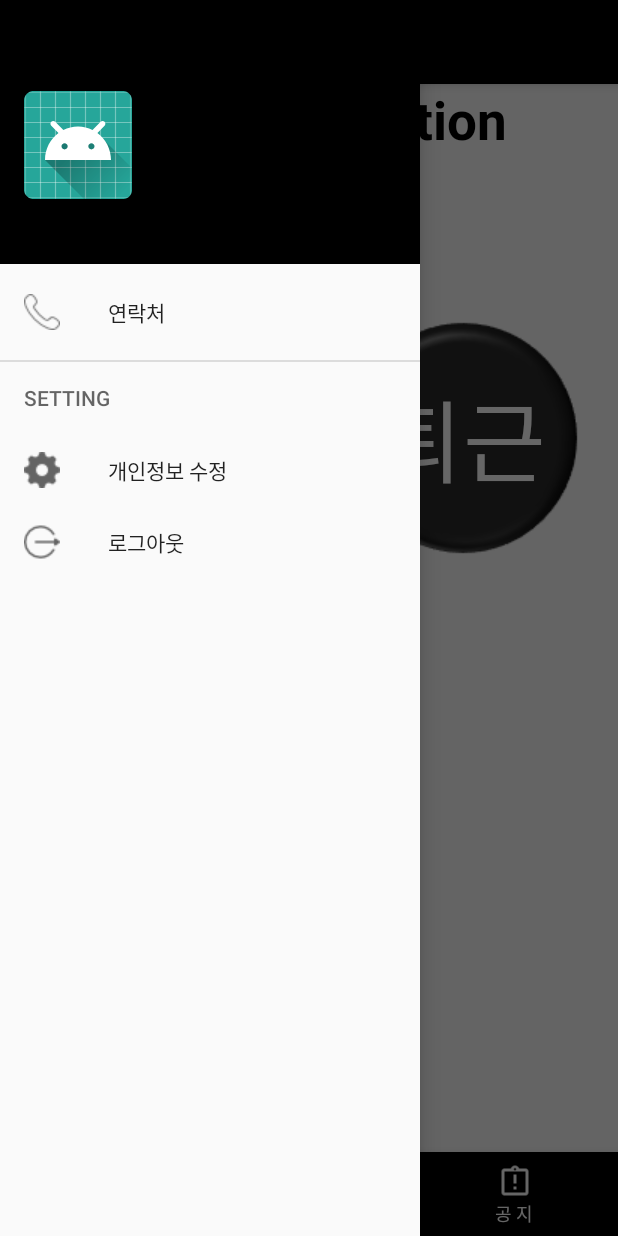
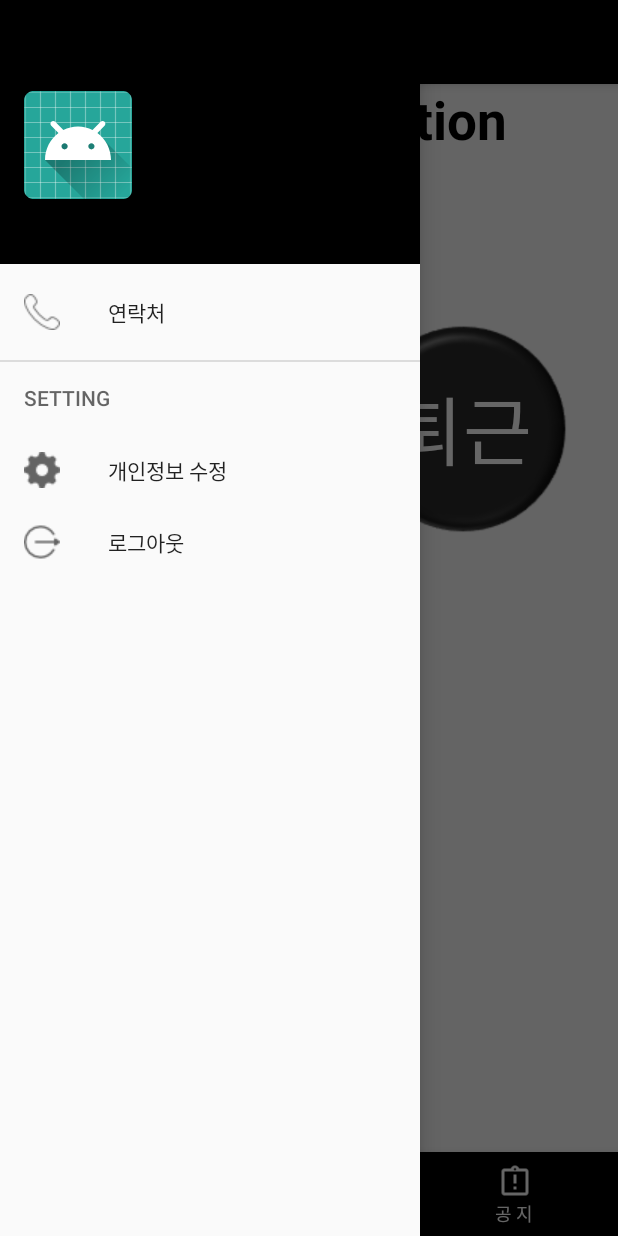
Before and after one commit to hongjoonki/mobile, an Android app: the MyFragment1 screen opened directly, with no data from a screen before it, with the side drawer open, on a phone screen of 412 x 824 dp. Run offline under Robolectric (Android 15) with nearby library versions, the phone set to English and light mode, and no system bars; our stand-ins replace Firebase (no records; nobody signed in at launch, a user with empty details on screens opened directly), Volley; network calls fail.

Commit message:
no message

```diff
--- a/app/src/main/java/com/example/hong/alchul/decorators/EventDecorator.java
+++ b/app/src/main/java/com/example/hong/alchul/decorators/EventDecorator.java
@@ -18,12 +18,11 @@ import java.util.HashSet;
  */
 public class EventDecorator implements DayViewDecorator {
 
-    private final Drawable drawable;
+    //
     private int color;
     private HashSet<CalendarDay> dates;
 
     public EventDecorator(int color, Collection<CalendarDay> dates, Context context) {
-        drawable = context.getDrawable(R.drawable.more);
         this.color = color;
         this.dates = new HashSet<>(dates);
     }
--- a/app/src/main/java/com/example/hong/alchul/manager/MainActivity_manager.java
+++ b/app/src/main/java/com/example/hong/alchul/manager/MainActivity_manager.java
@@ -113,7 +113,7 @@ public class MainActivity_manager extends AppCompatActivity {
                                 @Override
                                 public void onComplete(@NonNull Task<Uri> task) {
 
-                                    String imageUrl = task.getResult().toString();
+                                  //  String imageUrl = task.getResult().toString();
                                     String token = FirebaseInstanceId.getInstance().getToken();
 
                                     UserModel userModel = new UserModel();
@@ -121,7 +121,7 @@ public class MainActivity_manager extends AppCompatActivity {
                                     userModel.userPhoneNum = userPhoneNum;
                                     userModel.userStat = userStat;
 
-                                    userModel.userImage = imageUrl;
+                                    //userModel.userImage = imageUrl;
                                     userModel.pushToken = token;
 
                                     FirebaseDatabase.getInstance().getReference().child("users").child(storeCode).child(userStat).setValue(userModel);
--- a/app/src/main/java/com/example/hong/alchul/parttime/MainActivity.java
+++ b/app/src/main/java/com/example/hong/alchul/parttime/MainActivity.java
@@ -103,15 +103,14 @@ public class MainActivity extends AppCompatActivity {
                                 @Override
                                 public void onComplete(@NonNull Task<Uri> task) {
 
-                                    String imageUrl = task.getResult().toString();
+                                   // String imageUrl = task.getResult().toString();
                                     String token = FirebaseInstanceId.getInstance().getToken();
 
                                     UserModel userModel = new UserModel();
                                     userModel.userName = userName;
                                     userModel.userPhoneNum = userPhoneNum;
                                     userModel.userStat = userStat;
-
-                                    userModel.userImage = imageUrl;
+                                  //  userModel.userImage = imageUrl;
                                     userModel.pushToken = token;
 
                                     FirebaseDatabase.getInstance().getReference().child("users").child(storeCode).child(userStat).child(userName).setValue(userModel);
--- a/app/src/main/java/com/example/hong/alchul/parttime/MyFragment3.java
+++ b/app/src/main/java/com/example/hong/alchul/parttime/MyFragment3.java
@@ -163,7 +163,7 @@ public class MyFragment3 extends Fragment {
 
                 StringBuffer sb = new StringBuffer(content);
                 if (sb.length() >= 15) {
-                    for (int i = 1; i <= sb.length() / 15; i++) {
+                    for (int i = 1; i <= sb.length() / 20; i++) {
                         sb.insert(15 * i, "\n");
                     }
                 }
--- a/app/src/main/res/layout/fragment_part1.xml
+++ b/app/src/main/res/layout/fragment_part1.xml
@@ -42,12 +42,12 @@
 
             <Button
                 android:id="@+id/start"
-                android:layout_width="wrap_content"
-                android:layout_height="wrap_content"
+                android:layout_width="140dp"
+                android:layout_height="140dp"
                 android:background="@drawable/black_button"
                 android:text="출근"
                 android:textColor="#ffff"
-                android:textSize="60dp" />
+                android:textSize="50dp" />
         </LinearLayout>
 
         <LinearLayout
@@ -58,13 +58,13 @@
 
             <Button
                 android:id="@+id/end"
-                android:layout_width="wrap_content"
-                android:layout_height="wrap_content"
+                android:layout_width="140dp"
+                android:layout_height="140dp"
                 android:background="@drawable/black_button"
                 android:enabled="false"
                 android:text="퇴근"
                 android:textColor="#ffff"
-                android:textSize="60dp" />
+                android:textSize="50dp" />
 
         </LinearLayout>
 
@@ -80,7 +80,8 @@
             android:layout_height="match_parent"
             android:layout_weight="1"
             android:gravity="center"
-            android:layout_marginTop="20dp">
+            android:layout_marginTop="20dp"
+            android:layout_marginBottom="5dp">
 
             <Button
                 android:id="@+id/map"
@@ -103,14 +104,13 @@
             android:layout_height="50dp">
 
             <TextView
-
                 android:layout_width="match_parent"
                 android:layout_height="match_parent"
                 android:layout_marginBottom="30dp"
                 android:gravity="center"
-                android:text="위치를 인증해주세요"
+                android:text="위치를 인증하기"
                 android:textStyle="bold"
-                android:textSize="10dp" />
+                android:textSize="13dp" />
         </LinearLayout>
 
 
@@ -121,7 +121,8 @@
         android:layout_width="match_parent"
         android:layout_height="200dp"
         android:orientation="vertical"
-        android:layout_marginBottom="7dp">
+        android:layout_marginBottom="3dp"
+        android:layout_marginTop="10dp">
 
 
         <TextView
@@ -131,6 +132,7 @@
             android:id="@+id/textView1"
             android:textSize="18sp"
             android:text="time"
+            android:gravity="center_vertical"
             android:textStyle="bold"
             android:layout_marginLeft="50dp"
             android:layout_marginBottom="14dp"/>
@@ -142,11 +144,13 @@
             android:layout_marginLeft="50dp"
             android:textSize="18sp"
             android:text="time"
+            android:gravity="center_vertical"
             android:textStyle="bold"
             android:layout_marginBottom="14dp"/>
         <TextView
             android:layout_width="match_parent"
             android:layout_height="match_parent"
+            android:gravity="center_vertical"
             android:layout_weight="1"
             android:id="@+id/textView3"
             android:layout_marginLeft="50dp"
```
